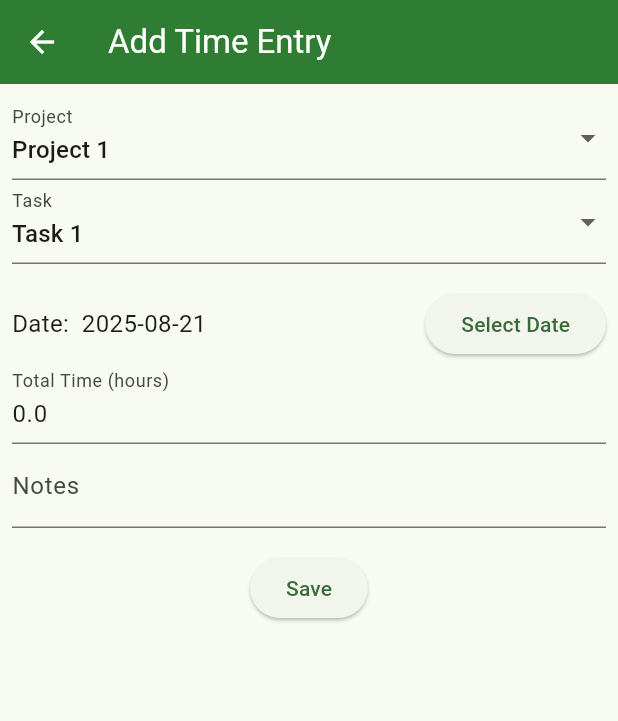
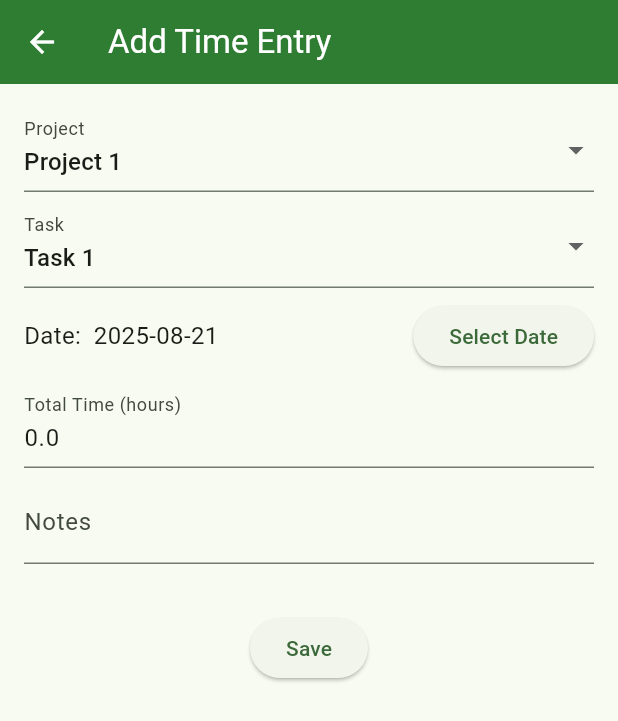
Before and after one commit to RSSerna/IBMTimeTrackingApp, a Flutter app: the AddTimeEntryScreen screen opened directly, on a phone screen of 412 x 824 dp. Shown: the top 721 px of the screen. Run offline on Flutter 3.47's test engine with Material 3 defaults, Android fonts, the phone set to English and light mode, and no system bars; our stand-ins replace localstorage.

Commit message:
Small UI Changes

```diff
--- a/lib/screens/add_time_entry_screen.dart
+++ b/lib/screens/add_time_entry_screen.dart
@@ -48,10 +48,11 @@ class AddTimeEntryScreenState extends State<AddTimeEntryScreen> {
         var projects = provider.projects;
         var tasks = provider.task;
         return Padding(
-          padding: const EdgeInsets.all(8.0),
+          padding: const EdgeInsets.all(16.0),
           child: Form(
             key: _formKey,
             child: Column(
+              spacing: 8,
               children: <Widget>[
                 DropdownButtonFormField<String>(
                   value: projectId,
@@ -83,7 +84,6 @@ class AddTimeEntryScreenState extends State<AddTimeEntryScreen> {
                     );
                   }).toList(),
                 ),
-                SizedBox(height: 16),
                 Row(
                   children: [
                     Expanded(
```
